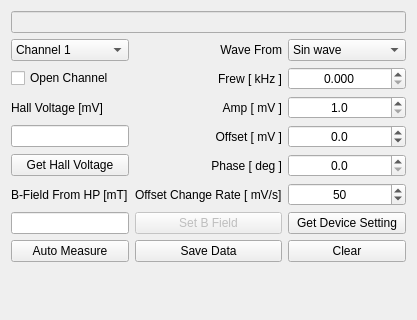
Above: wfg_dialog.ui from TripletESR/DAQ_GUI before the change; both pictures show x 0 to 417 and y 0 to 320 of the 417 by 531 pixel window. Below: the same form after it.
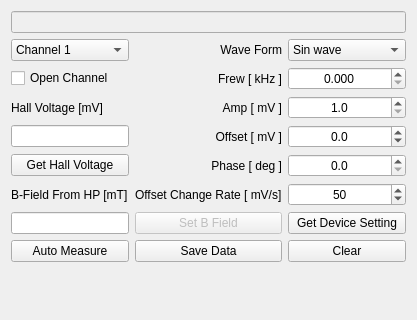
That is the form after the change. Custom widgets are drawn as their Qt base class.

Diff of the .ui file:
```diff
--- a/wfg_dialog.ui
+++ b/wfg_dialog.ui
@@ -102,7 +102,7 @@
      <item row="0" column="1">
       <widget class="QLabel" name="label">
        <property name="text">
-        <string>Wave From</string>
+        <string>Wave Form</string>
        </property>
        <property name="alignment">
         <set>Qt::AlignRight|Qt::AlignTrailing|Qt::AlignVCenter</set>
```
